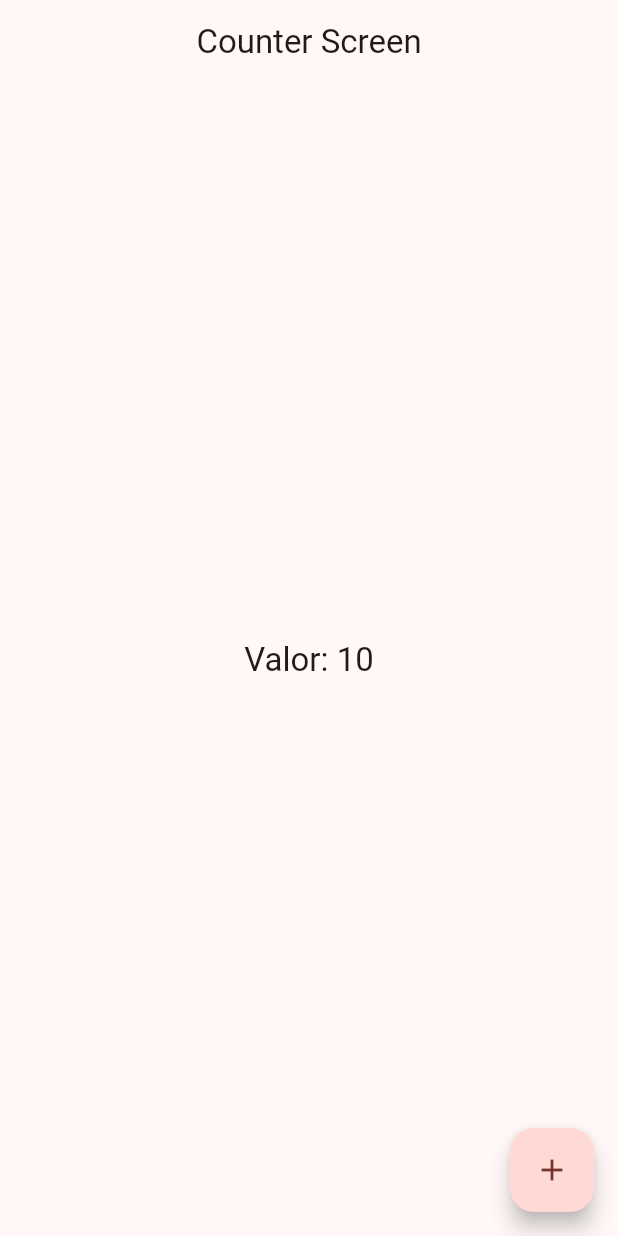
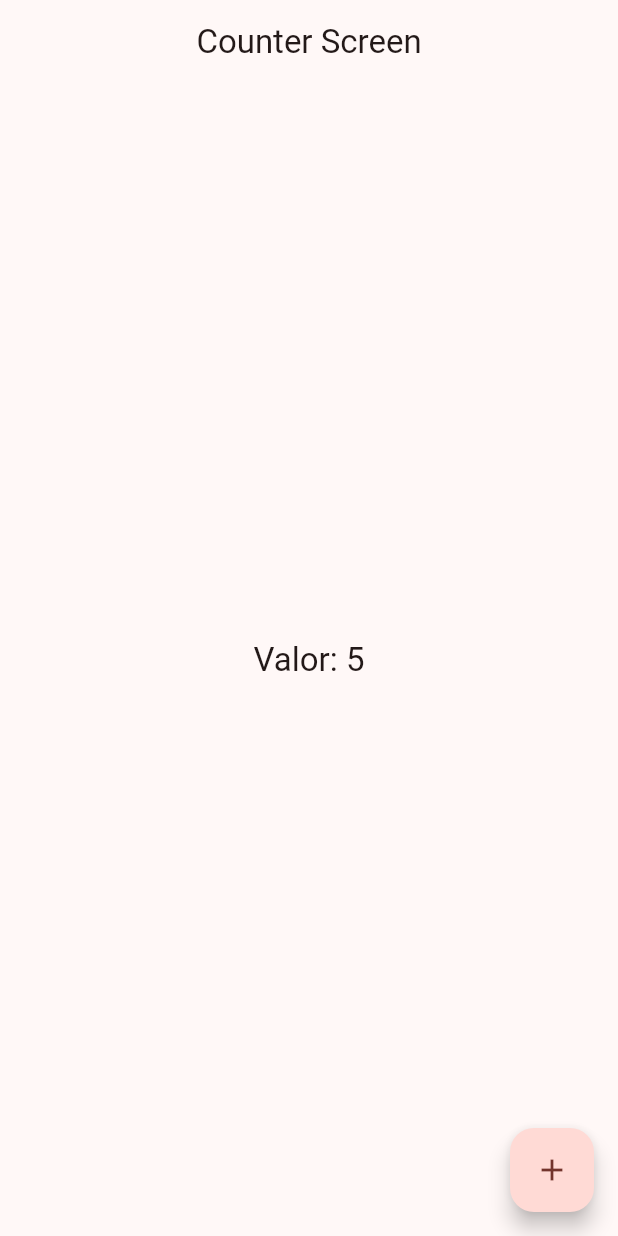
Before and after one commit to elarreglador/Flutter_Movil.widgets_app, a Flutter app: the CounterScreen screen opened by its route, on a phone screen of 412 x 824 dp. Run offline on Flutter 3.47's test engine with Material 3 defaults, Android fonts, the phone set to English and light mode, and no system bars; our stand-ins replace flutter_riverpod, go_router.

Commit message:
CounterScreen: gestor de estados Riverpod

```diff
--- /dev/null
+++ b/lib/presentation/providers/counter_provider.dart
@@ -0,0 +1,4 @@
+import 'package:flutter_riverpod/flutter_riverpod.dart';
+
+// la variable con la que trabajaremos en counterScreen se llama ref
+final counterProvider = StateProvider((ref) => 5);
--- a/lib/presentation/screens/counter/counter_screen.dart
+++ b/lib/presentation/screens/counter/counter_screen.dart
@@ -1,6 +1,9 @@
 import 'package:flutter/material.dart';
+import 'package:flutter_riverpod/flutter_riverpod.dart';
+import 'package:widgets_app/presentation/providers/counter_provider.dart';
 
-class CounterScreen extends StatelessWidget {
+// ConsumerWidget es un widget de Riverpod
+class CounterScreen extends ConsumerWidget {
 
   static const name = 'Counter_Screen';
 
@@ -9,9 +12,11 @@ class CounterScreen extends StatelessWidget {
   });
 
   @override
-  Widget build(BuildContext context) {
+  // Riverpod requiere el parametro WidgetRef
+  Widget build(BuildContext context, WidgetRef ref) {
 
-    var valor = 10;
+    // watch queda pendiente del counterProvider
+    final int clickCounter = ref.watch( counterProvider );
 
     return Scaffold(
 
@@ -21,15 +26,15 @@ class CounterScreen extends StatelessWidget {
 
       body: Center(
         child: Text(
-          "Valor: $valor",
+          "Valor: $clickCounter",
           style: Theme.of(context).textTheme.titleLarge
         )
       ),
 
       floatingActionButton: FloatingActionButton(
         onPressed: (){
-          valor++;
-          //setState(() {});
+          // suma 1 y lee el estado de ref
+          ref.read( counterProvider.notifier ).state++;
         },
         child: const Icon(Icons.add),
       ),
--- a/pubspec.yaml
+++ b/pubspec.yaml
@@ -9,6 +9,7 @@ environment:
 dependencies:
   flutter:
     sdk: flutter
+  flutter_riverpod: ^2.5.1
   go_router: ^13.2.4
 
 dev_dependencies:
```
Also changed, not shown: lib/main.dart (+6 -1 lines), pubspec.lock.
